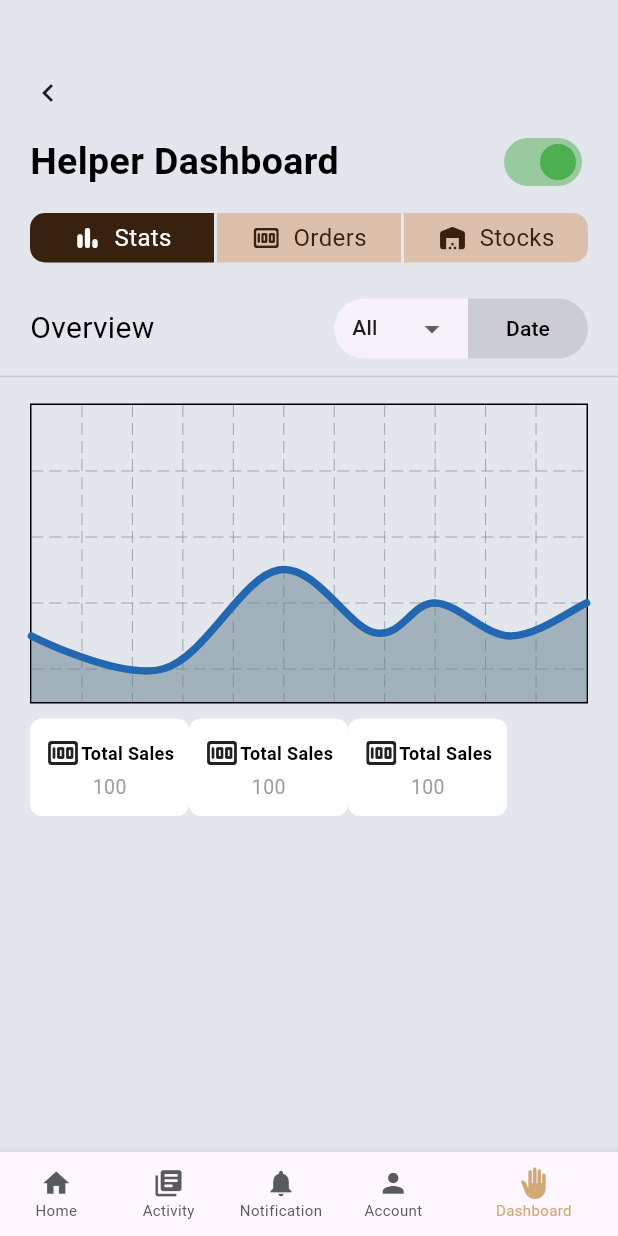
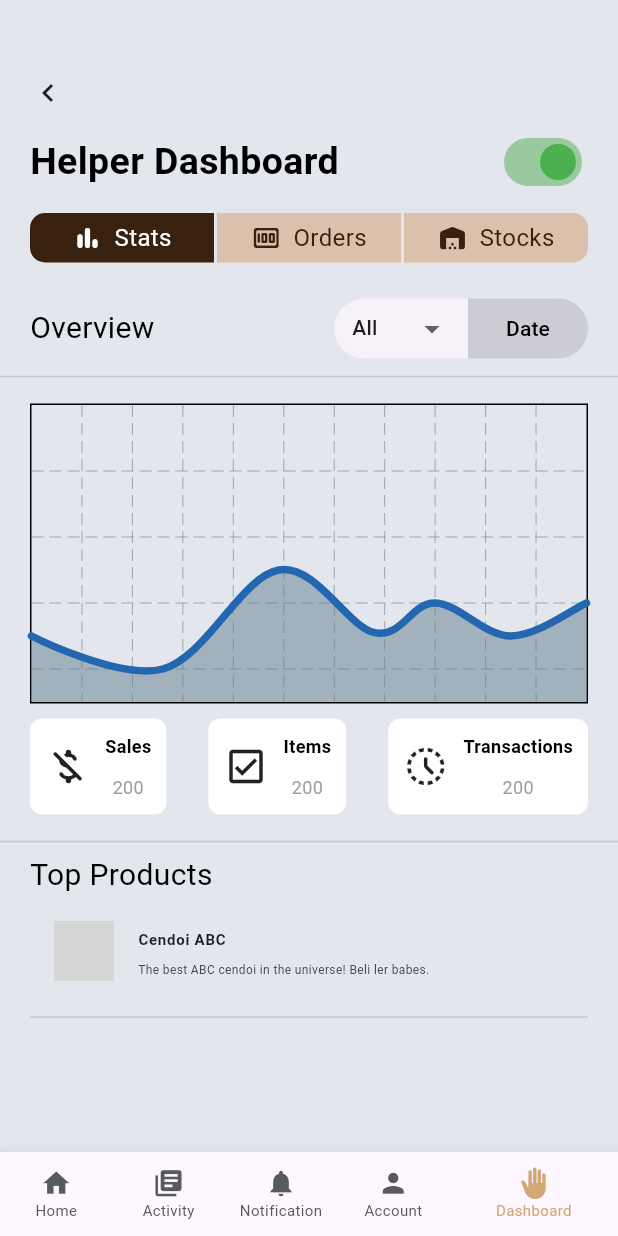
Before and after one commit to spicychicken23/hili_helpers, a Flutter app: the HelperPage screen opened by its route, on a phone screen of 412 x 824 dp. Run offline on Flutter 3.47's test engine with Material 3 defaults, Android fonts, the phone set to English and light mode, and no system bars; drawn by our look-alikes of fl_chart; our stand-ins replace cloud_firestore, firebase_auth, firebase_core; accounts and stored records are empty; network calls fail; Roboto replaces fonts that are missing (DM Sans); grey boxes are pictures that could not be loaded.

Commit message:
Small update V2 on Helper Dashboard. Added Nig's Part.

```diff
--- a/lib/components/helper.dart
+++ b/lib/components/helper.dart
@@ -171,7 +171,15 @@ class _SwitchExampleState extends State<SwitchExample> {
 }
 
 class statsCard extends StatelessWidget {
-  const statsCard({super.key});
+  final IconData icon;
+  final String title;
+  final String value;
+
+  const statsCard(
+      {super.key,
+      required this.icon,
+      required this.title,
+      required this.value});
 
   @override
   Widget build(BuildContext context) {
@@ -182,35 +190,42 @@ class statsCard extends StatelessWidget {
         ),
         color: Colors.white,
       ),
-      child: const Padding(
-        padding: EdgeInsets.all(10),
+      child: Padding(
+        padding: const EdgeInsets.all(10),
         child: Column(
           mainAxisAlignment: MainAxisAlignment.center,
           crossAxisAlignment: CrossAxisAlignment.center,
           children: [
-            Padding(
-              padding: EdgeInsets.only(top: 1, bottom: 1),
-              child: Row(
+            Row(
               children: [
-                  Icon(Icons.money_rounded),
+                Icon(icon, size: 30),
+                const SizedBox(
+                  width: 10,
+                ),
+                Column(
+                  children: [
                     Text(
-                    "Total Sales",
-                    style: TextStyle(
+                      title,
+                      style: const TextStyle(
                         fontSize: 12,
                         color: Colors.black,
                         fontWeight: FontWeight.w600,
                       ),
                     ),
-                ],
-              ),
+                    const SizedBox(
+                      height: 10,
                     ),
                     Text(
-              "100",
-              style: TextStyle(
-                fontSize: 13,
+                      value,
+                      style: const TextStyle(
+                        fontSize: 12,
                         color: Colors.grey,
                         fontWeight: FontWeight.normal,
                       ),
+                    )
+                  ],
+                )
+              ],
             ),
           ],
         ),
@@ -218,3 +233,39 @@ class statsCard extends StatelessWidget {
     );
   }
 }
+
+class popularItems extends StatelessWidget {
+  const popularItems({super.key});
+
+  @override
+  Widget build(BuildContext context) {
+    return const Padding(
+      padding: EdgeInsets.symmetric(horizontal: 20),
+      child: Column(
+        children: [
+          ListTile(
+            leading: CircleAvatar(
+              backgroundImage: NetworkImage(
+                  'https://drive.usercontent.google.com/download?id=1pE1R5WqUnL5Cfn5cVBhK8ppQD20LUGht'),
+              radius: 20,
+            ),
+            title: Text(
+              'Cendoi ABC',
+              style: TextStyle(
+                fontSize: 10,
+                fontWeight: FontWeight.bold,
+              ),
+            ),
+            subtitle: Text(
+              "The best ABC cendoi in the universe! Beli ler babes.",
+              style: TextStyle(
+                fontSize: 8,
+              ),
+            ),
+          ),
+          Divider(),
+        ],
+      ),
+    );
+  }
+}
--- a/lib/pages/Helper_page.dart
+++ b/lib/pages/Helper_page.dart
@@ -222,10 +222,46 @@ class _HelperPageState extends State<HelperPage> {
               const Padding(
                 padding: EdgeInsets.symmetric(horizontal: 20.0),
                 child: Row(
+                  mainAxisAlignment: MainAxisAlignment.spaceBetween,
                   children: [
-                    statsCard(),
-                    statsCard(),
-                    statsCard(),
+                    statsCard(
+                        icon: Icons.money_off_rounded,
+                        title: 'Sales',
+                        value: '200'),
+                    statsCard(
+                        icon: Icons.check_box_outlined,
+                        title: 'Items',
+                        value: '200'),
+                    statsCard(
+                        icon: Icons.history_toggle_off_rounded,
+                        title: 'Transactions',
+                        value: '200'),
+                  ],
+                ),
+              ),
+              const SizedBox(
+                height: 10,
+              ),
+              const Divider(),
+              const Padding(
+                padding: EdgeInsets.symmetric(horizontal: 20.0),
+                child: Text(
+                  'Top Products',
+                  style: TextStyle(
+                    color: Color(0xFF000000),
+                    fontSize: 20,
+                    fontFamily: 'DM Sans',
+                  ),
+                ),
+              ),
+              SizedBox(
+                height: 100,
+                child: ListView(
+                  scrollDirection: Axis.vertical,
+                  children: const [
+                    popularItems(),
+                    popularItems(),
+                    popularItems(),
                   ],
                 ),
               )
```
Also changed, not shown: lib/components/front.dart (+41 -0 lines), lib/pages/forgot_password.dart (added, +150 -0 lines), lib/pages/register_page.dart (+55 -9 lines). Lines whose indentation alone changed are shown as unchanged.
